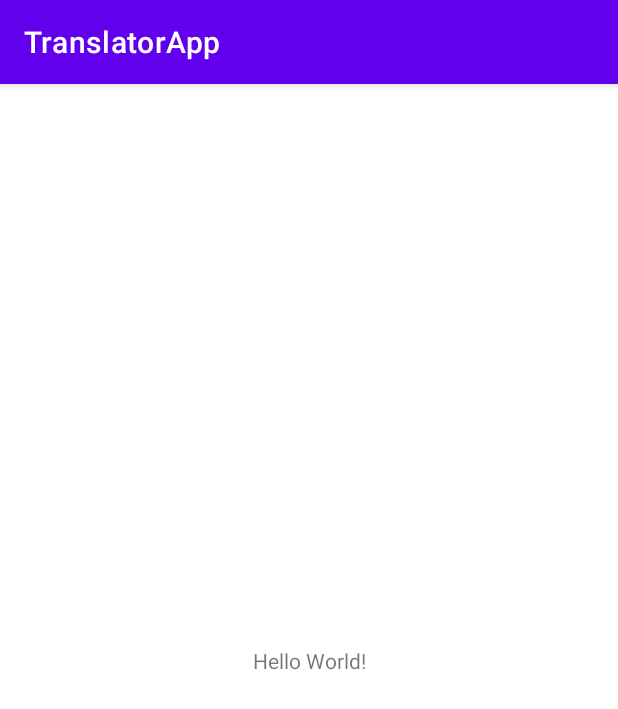
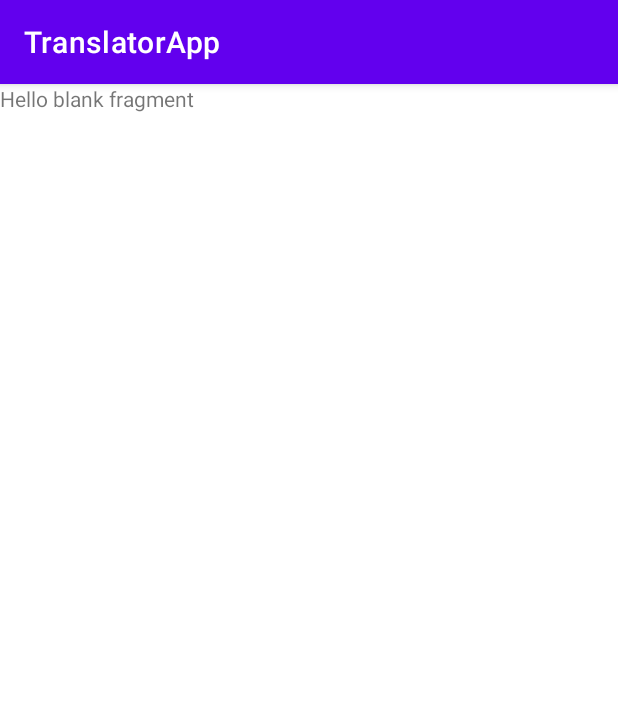
Before and after one commit to AndrewAfony/TranslatorApp, an Android app: the screen it shows after launch (MainActivity), on a phone screen of 412 x 824 dp. Shown: the top 709 px of the screen. Run offline under Robolectric (Android 15) with nearby library versions, the phone set to English and light mode, and no system bars.

Commit message:
add project structure, implement nav component

```diff
--- a/app/build.gradle
+++ b/app/build.gradle
@@ -37,7 +37,12 @@ dependencies {
     implementation 'androidx.appcompat:appcompat:1.4.1'
     implementation 'com.google.android.material:material:1.5.0'
     implementation 'androidx.constraintlayout:constraintlayout:2.1.3'
+    implementation 'androidx.legacy:legacy-support-v4:1.0.0'
     testImplementation 'junit:junit:4.+'
     androidTestImplementation 'androidx.test.ext:junit:1.1.3'
     androidTestImplementation 'androidx.test.espresso:espresso-core:3.4.0'
+
+    // Navigation Component
+    implementation("androidx.navigation:navigation-fragment-ktx:2.4.1")
+    implementation("androidx.navigation:navigation-ui-ktx:2.4.1")
 }
--- /dev/null
+++ b/app/src/main/java/com/myapp/translatorapp/presentation/TranslatorFragment.kt
@@ -0,0 +1,20 @@
+package com.myapp.translatorapp.presentation
+
+import android.os.Bundle
+import androidx.fragment.app.Fragment
+import android.view.LayoutInflater
+import android.view.View
+import android.view.ViewGroup
+import com.myapp.translatorapp.R
+
+class TranslatorFragment : Fragment() {
+
+    override fun onCreateView(
+        inflater: LayoutInflater, container: ViewGroup?,
+        savedInstanceState: Bundle?
+    ): View? {
+        // Inflate the layout for this fragment
+        return inflater.inflate(R.layout.fragment_translator, container, false)
+    }
+
+}
--- a/app/src/main/res/layout/activity_main.xml
+++ b/app/src/main/res/layout/activity_main.xml
@@ -6,13 +6,18 @@
     android:layout_height="match_parent"
     tools:context=".MainActivity">
 
-    <TextView
-        android:layout_width="wrap_content"
-        android:layout_height="wrap_content"
-        android:text="Hello World!"
+    <androidx.fragment.app.FragmentContainerView
+        android:id="@+id/nav_host"
+        android:name="androidx.navigation.fragment.NavHostFragment"
+        android:layout_width="match_parent"
+        android:layout_height="match_parent"
+
+        app:defaultNavHost="true"
         app:layout_constraintBottom_toBottomOf="parent"
-        app:layout_constraintLeft_toLeftOf="parent"
-        app:layout_constraintRight_toRightOf="parent"
-        app:layout_constraintTop_toTopOf="parent" />
+
+        app:layout_constraintEnd_toEndOf="parent"
+        app:layout_constraintStart_toStartOf="parent"
+        app:layout_constraintTop_toTopOf="parent"
+        app:navGraph="@navigation/navigation" />
 
 </androidx.constraintlayout.widget.ConstraintLayout>
--- /dev/null
+++ b/app/src/main/res/layout/fragment_translator.xml
@@ -0,0 +1,14 @@
+<?xml version="1.0" encoding="utf-8"?>
+<FrameLayout xmlns:android="http://schemas.android.com/apk/res/android"
+    xmlns:tools="http://schemas.android.com/tools"
+    android:layout_width="match_parent"
+    android:layout_height="match_parent"
+    tools:context=".presentation.TranslatorFragment">
+
+    <!-- TODO: Update blank fragment layout -->
+    <TextView
+        android:layout_width="match_parent"
+        android:layout_height="match_parent"
+        android:text="@string/hello_blank_fragment" />
+
+</FrameLayout>
--- /dev/null
+++ b/app/src/main/res/navigation/navigation.xml
@@ -0,0 +1,13 @@
+<?xml version="1.0" encoding="utf-8"?>
+<navigation xmlns:android="http://schemas.android.com/apk/res/android"
+    xmlns:app="http://schemas.android.com/apk/res-auto"
+    xmlns:tools="http://schemas.android.com/tools"
+    android:id="@+id/navigation"
+    app:startDestination="@id/translatorFragment">
+
+    <fragment
+        android:id="@+id/translatorFragment"
+        android:name="com.myapp.translatorapp.presentation.TranslatorFragment"
+        android:label="fragment_translator"
+        tools:layout="@layout/fragment_translator" />
+</navigation>
--- a/app/src/main/res/values/strings.xml
+++ b/app/src/main/res/values/strings.xml
@@ -1,3 +1,5 @@
 <resources>
     <string name="app_name">TranslatorApp</string>
+    <!-- TODO: Remove or change this placeholder text -->
+    <string name="hello_blank_fragment">Hello blank fragment</string>
 </resources>
```
